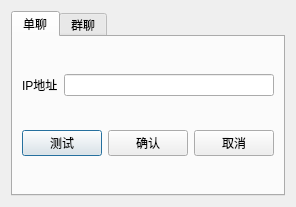
The window that Qt-IM/add.ui (XiaoZheng2003/BIT-QT-IM) describes before a commit, drawn with Qt 5.
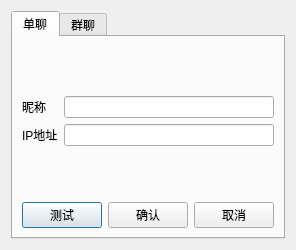
The same window after the commit.

```diff
--- a/Qt-IM/add.ui
+++ b/Qt-IM/add.ui
@@ -7,13 +7,13 @@
     <x>0</x>
     <y>0</y>
     <width>294</width>
-    <height>207</height>
+    <height>250</height>
    </rect>
   </property>
   <property name="windowTitle">
    <string>Dialog</string>
   </property>
-  <layout class="QVBoxLayout" name="verticalLayout">
+  <layout class="QHBoxLayout" name="horizontalLayout_4">
    <item>
     <widget class="QTabWidget" name="tabWidget">
      <property name="currentIndex">
@@ -25,17 +25,53 @@
       </attribute>
       <layout class="QVBoxLayout" name="verticalLayout_2">
        <item>
-        <layout class="QHBoxLayout" name="horizontalLayout_2">
-         <item>
+        <layout class="QFormLayout" name="formLayout">
+         <item row="2" column="0">
+          <widget class="QLabel" name="label_3">
+           <property name="text">
+            <string>昵称</string>
+           </property>
+          </widget>
+         </item>
+         <item row="2" column="1">
+          <widget class="QLineEdit" name="nickname"/>
+         </item>
+         <item row="3" column="0">
           <widget class="QLabel" name="label">
            <property name="text">
             <string>IP地址</string>
            </property>
           </widget>
          </item>
-         <item>
+         <item row="3" column="1">
           <widget class="QLineEdit" name="personIP"/>
          </item>
+         <item row="4" column="1">
+          <spacer name="verticalSpacer_2">
+           <property name="orientation">
+            <enum>Qt::Vertical</enum>
+           </property>
+           <property name="sizeHint" stdset="0">
+            <size>
+             <width>20</width>
+             <height>40</height>
+            </size>
+           </property>
+          </spacer>
+         </item>
+         <item row="1" column="1">
+          <spacer name="verticalSpacer">
+           <property name="orientation">
+            <enum>Qt::Vertical</enum>
+           </property>
+           <property name="sizeHint" stdset="0">
+            <size>
+             <width>20</width>
+             <height>40</height>
+            </size>
+           </property>
+          </spacer>
+         </item>
         </layout>
        </item>
        <item>
@@ -69,7 +105,25 @@
       <attribute name="title">
        <string>群聊</string>
       </attribute>
-      <layout class="QVBoxLayout" name="verticalLayout_3">
+      <layout class="QVBoxLayout" name="verticalLayout">
+       <item>
+        <layout class="QHBoxLayout" name="horizontalLayout_2">
+         <item>
+          <widget class="QLabel" name="label_4">
+           <property name="text">
+            <string>群聊名称</string>
+           </property>
+          </widget>
+         </item>
+         <item>
+          <widget class="QLineEdit" name="groupName">
+           <property name="text">
+            <string/>
+           </property>
+          </widget>
+         </item>
+        </layout>
+       </item>
        <item>
         <widget class="QLabel" name="label_2">
          <property name="text">
```
